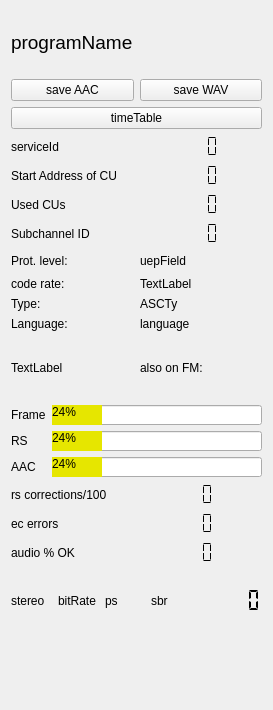
Qt form qt-dab-6.9/forms-v7/technical_data.ui (JvanKatwijk/qt-dab) before a commit.
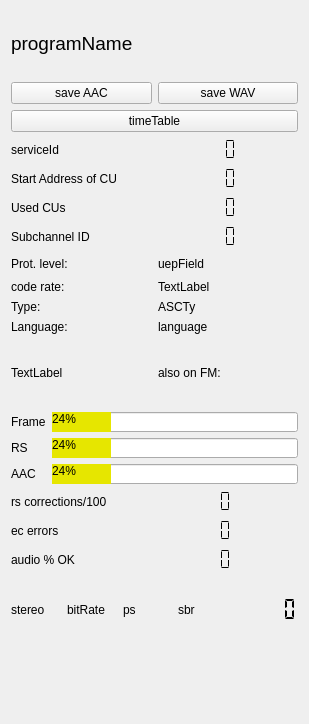
The same form after that commit. Custom widgets are drawn as their Qt base class.

Patch:
```diff
--- a/qt-dab-6.9/forms-v7/technical_data.ui
+++ b/qt-dab-6.9/forms-v7/technical_data.ui
@@ -6,8 +6,8 @@
    <rect>
     <x>0</x>
     <y>0</y>
-    <width>273</width>
-    <height>710</height>
+    <width>309</width>
+    <height>724</height>
    </rect>
   </property>
   <property name="windowTitle">
```
Left out of the diff: 2 changed lines with no effect on the pictures.
